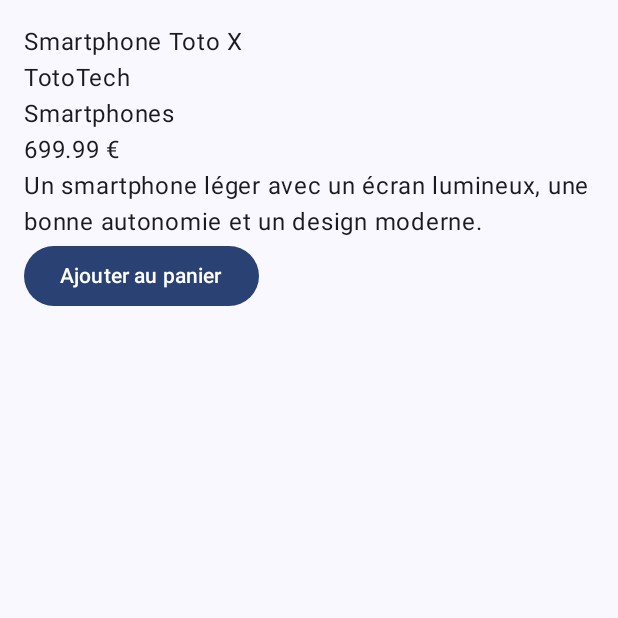
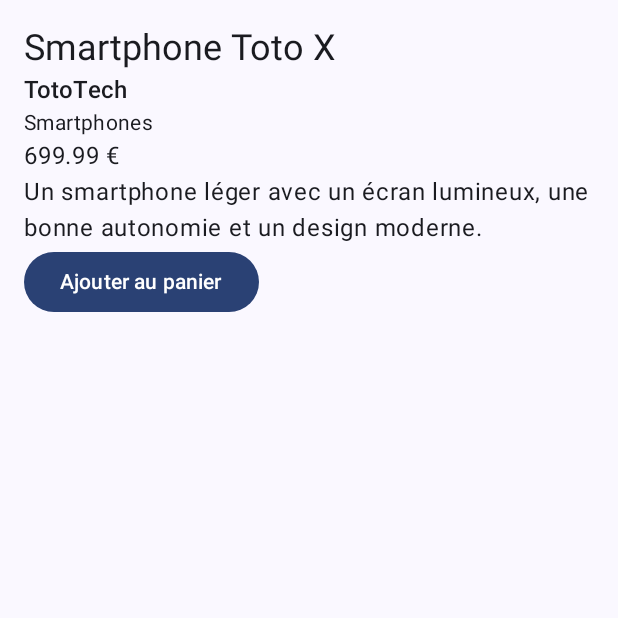
Before and after one commit to Jeevons/product-explorer, an Android app built with Jetpack Compose: the screen it shows after launch (MainActivity), on a phone screen of 412 x 824 dp, the top half of it. Run offline under Robolectric (Android 15) with nearby library versions, the phone set to English and light mode, and no system bars.

Commit message:
Extraction de l'en-tête produit (ProductHeader) avec MaterialTheme

```diff
--- a/app/src/main/java/com/example/productexplorer/MainActivity.kt
+++ b/app/src/main/java/com/example/productexplorer/MainActivity.kt
@@ -8,6 +8,7 @@ import androidx.compose.foundation.layout.Column
 import androidx.compose.foundation.layout.fillMaxSize
 import androidx.compose.foundation.layout.padding
 import androidx.compose.material3.Button
+import androidx.compose.material3.MaterialTheme
 import androidx.compose.material3.Scaffold
 import androidx.compose.material3.Text
 import androidx.compose.runtime.Composable
@@ -77,9 +78,12 @@ fun ProductDetailScreen(
             .fillMaxSize()
             .padding(16.dp)
     ) {
-        Text(text = product.title)
-        Text(text = product.brand)
-        Text(text = product.category)
+        ProductHeader(
+            title = product.title,
+            brand = product.brand,
+            category = product.category
+        )
+
         Text(text = "${product.price} €")
         Text(text = product.description)
 
@@ -99,3 +103,27 @@ fun ProductDetailScreenPreview() {
         )
     }
 }
+
+// En-tete : nom, marque et categorie
+@Composable
+fun ProductHeader(
+    title: String,
+    brand: String,
+    category: String,
+    modifier: Modifier = Modifier
+) {
+    Column(modifier = modifier) {
+        Text(
+            text = title,
+            style = MaterialTheme.typography.headlineSmall
+        )
+        Text(
+            text = brand,
+            style = MaterialTheme.typography.titleMedium
+        )
+        Text(
+            text = category,
+            style = MaterialTheme.typography.bodyMedium
+        )
+    }
+}
```
